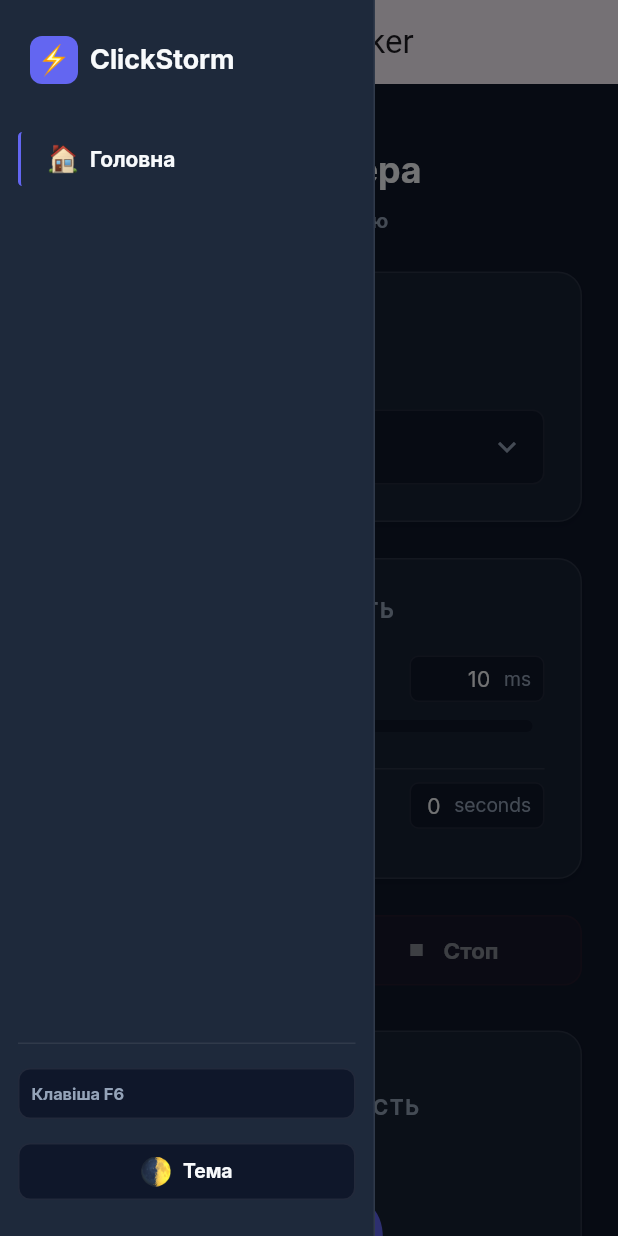
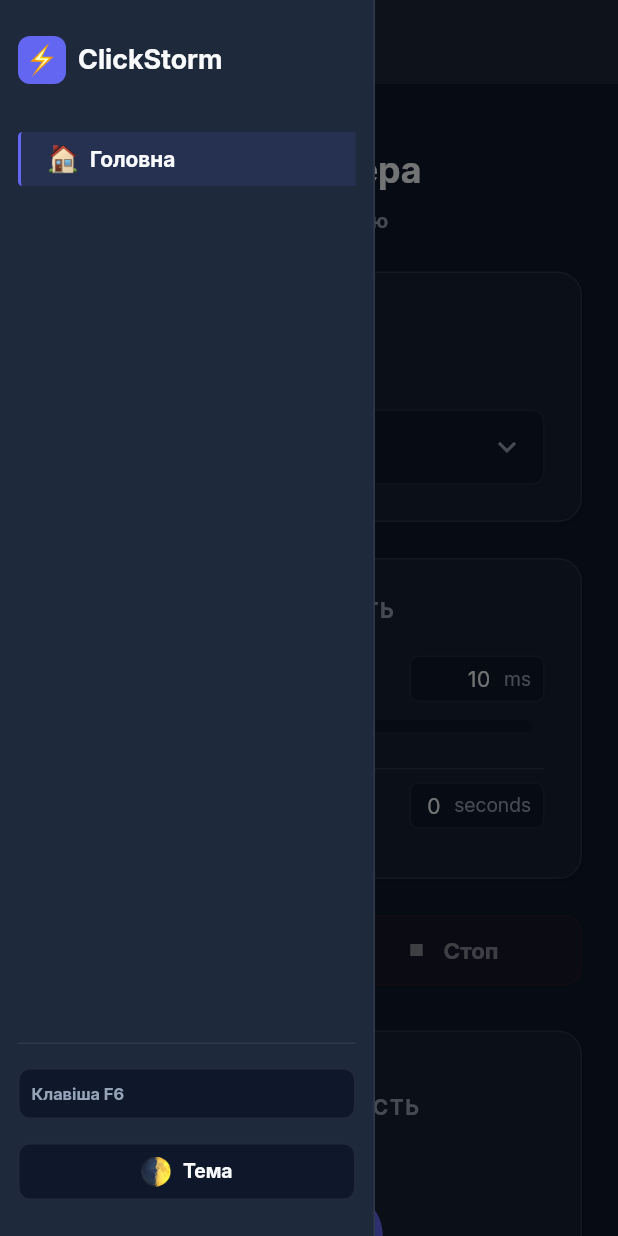
Before and after one commit to gitCode5345/desktop_auto_clicker, a Flutter app: the screen it shows after launch, with the side drawer open, on a phone screen of 412 x 824 dp. Run offline on Flutter 3.47's test engine with Material 3 defaults, Android fonts, the phone set to English and light mode, and no system bars; our stand-ins replace equatable, flutter_bloc, get_it; missing offline and left inert: dart:ffi, hotkey_manager.

Commit message:
KAN-41: refactoring widget hierarchy (#30)

```diff
--- a/lib/src/core/constants/dimensions.dart
+++ b/lib/src/core/constants/dimensions.dart
@@ -1,4 +1,5 @@
 const double smallDesktopWidth = 680.0;
+const double largeDesktopBreakpoint = 992.0;
 const double sideBarWidth = 250.0;
 const double mainContentMaxWidth = 1200.0;
 const double maxBarHeight = 60.0;
--- /dev/null
+++ b/lib/src/features/main_page/presentation/models/navigation_destination_item_model.dart
@@ -0,0 +1,13 @@
+import 'package:flutter/widgets.dart';
+
+class NavigationDestinationItem {
+  final String title;
+  final String icon;
+  final Widget page;
+
+  const NavigationDestinationItem({
+    required this.title,
+    required this.icon,
+    required this.page,
+  });
+}
--- a/lib/src/features/main_page/presentation/widgets/large_desktop_body.dart
+++ /dev/null
@@ -1,22 +0,0 @@
-import 'package:desktop_auto_clicker/src/features/main_page/presentation/widgets/main_content_widget.dart';
-import 'package:desktop_auto_clicker/src/features/main_page/presentation/widgets/sidebar_widget.dart';
-import 'package:flutter/material.dart';
-
-class LargeDesktopBody extends StatelessWidget {
-  const LargeDesktopBody({super.key});
-
-  @override
-  Widget build(BuildContext context) {
-    return Scaffold(
-      body: Row(
-        crossAxisAlignment: CrossAxisAlignment.stretch,
-        children: [
-          SidebarWidget(),
-          Expanded(
-            child: MainContentWidget()
-          ),
-        ],
-      ),
-    );
-  }
-}
--- a/lib/src/features/main_page/presentation/widgets/nav_item_widget.dart
+++ b/lib/src/features/main_page/presentation/widgets/nav_item_widget.dart
@@ -6,21 +6,31 @@
   final String title;
   final String icon;
   final bool isActive;
+  final VoidCallback? onTap;
 
   const NavItemWidget({
     required this.title,
     required this.icon,
     this.isActive = false,
+    this.onTap,
     super.key
   });
 
   @override
   Widget build(BuildContext context) {
-    final borderColor = AppColor.accent;
+    final borderColor = isActive ? AppColor.accent : AppColor.border;
+    final backgroundColor = isActive
+        ? AppColor.accent.withValues(alpha: 0.12)
+        : Colors.transparent;
+    final textColor = isActive ? AppColor.textMain : AppColor.textMuted;
 
-    return GestureDetector(
+    return MouseRegion(
+      cursor: SystemMouseCursors.click,
+      child: GestureDetector(
+        onTap: onTap,
         child: Container(
           decoration: BoxDecoration(
+            color: backgroundColor,
             border: Border(
               left: BorderSide(
                 color: borderColor,
@@ -45,8 +55,13 @@
                 height: 20,
               ),
               const SizedBox(width: 8),
-            InterTextWidget(data: title)
+              InterTextWidget(
+                data: title,
+                color: textColor,
+                fontWeight: isActive ? FontWeight.w700 : FontWeight.w500,
+              )
             ],
+          ),
         ),
       ),
     );
--- a/lib/src/features/main_page/presentation/widgets/responsive_layout_widget.dart
+++ b/lib/src/features/main_page/presentation/widgets/responsive_layout_widget.dart
@@ -1,20 +1,84 @@
+import 'package:desktop_auto_clicker/src/core/constants/app_images.dart';
 import 'package:desktop_auto_clicker/src/core/constants/dimensions.dart';
-import 'package:desktop_auto_clicker/src/features/main_page/presentation/widgets/large_desktop_body.dart';
-import 'package:desktop_auto_clicker/src/features/main_page/presentation/widgets/small_desktop_body.dart';
+import 'package:desktop_auto_clicker/src/core/themes/app_color.dart';
+import 'package:desktop_auto_clicker/src/features/main_page/presentation/widgets/main_content_widget.dart';
+import 'package:desktop_auto_clicker/src/features/main_page/presentation/models/navigation_destination_item_model.dart';
+import 'package:desktop_auto_clicker/src/features/main_page/presentation/widgets/sidebar_widget.dart';
 import 'package:flutter/material.dart';
 
-class ResponsiveLayoutWidget extends StatelessWidget {
+class ResponsiveLayoutWidget extends StatefulWidget {
   const ResponsiveLayoutWidget({super.key});
+
+  @override
+  State<ResponsiveLayoutWidget> createState() => _ResponsiveLayoutWidgetState();
+}
+
+class _ResponsiveLayoutWidgetState extends State<ResponsiveLayoutWidget> {
+  late final List<NavigationDestinationItem> _destinations = const [
+    NavigationDestinationItem(
+      title: 'Головна',
+      icon: AppImages.home,
+      page: MainContentWidget(),
+    ),
+  ];
+
+  int _selectedIndex = 0;
+
+  void _selectDestination(int index) {
+    if (index == _selectedIndex) {
+      return;
+    }
+
+    setState(() {
+      _selectedIndex = index;
+    });
+  }
 
   @override
   Widget build(BuildContext context) {
     return LayoutBuilder(
-      builder: (context, constrained) {
-        if (constrained.maxWidth < smallDesktopWidth) {
-          return const SmallDesktopBody();
-        } else {
-          return const LargeDesktopBody();
-        }
+      builder: (context, constraints) {
+        final isDesktop = constraints.maxWidth >= largeDesktopBreakpoint;
+        final currentPage = IndexedStack(
+          index: _selectedIndex,
+          children: _destinations.map((destination) => destination.page).toList(),
+        );
+
+        return Scaffold(
+          backgroundColor: AppColor.windowBg,
+          appBar: isDesktop
+              ? null
+              : AppBar(
+                  backgroundColor: AppColor.sidebarBg,
+                  foregroundColor: AppColor.textMain,
+                  title: const Text('ClickStorm'),
+                ),
+          drawer: isDesktop
+              ? null
+              : SidebarWidget(
+                  destinations: _destinations,
+                  selectedIndex: _selectedIndex,
+                  onDestinationSelected: (index) {
+                    _selectDestination(index);
+                    if (Navigator.of(context).canPop()) {
+                      Navigator.of(context).pop();
+                    }
+                  },
+                ),
+          body: isDesktop
+              ? Row(
+                  crossAxisAlignment: CrossAxisAlignment.stretch,
+                  children: [
+                    SidebarWidget(
+                      destinations: _destinations,
+                      selectedIndex: _selectedIndex,
+                      onDestinationSelected: _selectDestination,
+                    ),
+                    Expanded(child: currentPage),
+                  ],
+                )
+              : currentPage,
+        );
       },
     );
   }
--- a/lib/src/features/main_page/presentation/widgets/sidebar_widget.dart
+++ b/lib/src/features/main_page/presentation/widgets/sidebar_widget.dart
@@ -3,12 +3,22 @@
 import 'package:desktop_auto_clicker/src/core/themes/app_color.dart';
 import 'package:desktop_auto_clicker/src/features/main_page/presentation/widgets/info_container_widget.dart';
 import 'package:desktop_auto_clicker/src/features/main_page/presentation/widgets/nav_item_widget.dart';
+import 'package:desktop_auto_clicker/src/features/main_page/presentation/models/navigation_destination_item_model.dart';
 import 'package:desktop_auto_clicker/src/features/main_page/presentation/widgets/inter_text_widget.dart';
 import 'package:desktop_auto_clicker/src/features/main_page/presentation/widgets/tappable_container_widget.dart';
 import 'package:flutter/material.dart';
 
 class SidebarWidget extends StatelessWidget {
-  const SidebarWidget({super.key});
+  final List<NavigationDestinationItem> destinations;
+  final int selectedIndex;
+  final ValueChanged<int> onDestinationSelected;
+
+  const SidebarWidget({
+    required this.destinations,
+    required this.selectedIndex,
+    required this.onDestinationSelected,
+    super.key
+  });
 
   @override
   Widget build(BuildContext context) {
@@ -28,16 +38,13 @@
           ),
         ),
       ),
-      padding: const EdgeInsets.symmetric(
-        vertical: 24,
-        horizontal: 12
-      ),
+      padding: const EdgeInsets.symmetric(vertical: 24, horizontal: 12),
       child: Column(
         crossAxisAlignment: CrossAxisAlignment.start,
         children: [
+          const SizedBox(width: 8),
           Row(
             children: [
-              const SizedBox(width: 8),
               Container(
                 width: 32,
                 height: 32,
@@ -45,30 +52,36 @@
                   color: accentColor,
                   borderRadius: BorderRadius.circular(8),
                 ),
-                padding: EdgeInsets.all(5.0),
-                child: Image.asset(
-                  AppImages.logo,
-                )
+                padding: const EdgeInsets.all(5.0),
+                child: Image.asset(AppImages.logo),
               ),
               const SizedBox(width: 8),
-              InterTextWidget(
+              const InterTextWidget(
                 data: 'ClickStorm',
                 fontSize: 18.0,
-              )
+              ),
             ],
           ),
           const SizedBox(height: 32),
           Expanded(
             child: Column(
               crossAxisAlignment: CrossAxisAlignment.start,
+              mainAxisAlignment: MainAxisAlignment.spaceBetween,
               children: [
-                // TODO: make enum for nav items
+                Column(
+                  crossAxisAlignment: CrossAxisAlignment.start,
+                  children: [
+                    for (var index = 0; index < destinations.length; index++) ...[
                       NavItemWidget(
-                  title: 'Головна',
-                  icon: AppImages.home,
+                        title: destinations[index].title,
+                        icon: destinations[index].icon,
+                        isActive: index == selectedIndex,
+                        onTap: () => onDestinationSelected(index),
                       ),
+                      if (index != destinations.length - 1)
+                        const SizedBox(height: 8),
                     ],
-            ),
+                  ],
                 ),
                 Container(
                   width: double.infinity,
@@ -81,12 +94,12 @@
                       ),
                     ),
                   ),
-            padding: EdgeInsets.only(top: 16),
+                  padding: const EdgeInsets.only(top: 16),
                   child: Column(
                     crossAxisAlignment: CrossAxisAlignment.start,
                     children: [
                       InfoContainerWidget(
-                  padding: EdgeInsets.all(8.0),
+                        padding: const EdgeInsets.all(8.0),
                         child: InterTextWidget(
                           data: 'Клавіша F6',
                           fontSize: 11,
@@ -96,7 +109,7 @@
                       const SizedBox(height: 16),
                       TappableContainerWidget(
                         onTap: () => debugPrint('Toggle theme'),
-                  padding: EdgeInsets.all(8.0),
+                        padding: const EdgeInsets.all(8.0),
                         child: Row(
                           mainAxisAlignment: MainAxisAlignment.center,
                           children: [
@@ -115,7 +128,10 @@
                       ),
                     ],
                   ),
-          )
+                ),
+              ],
+            ),
+          ),
         ],
       ),
     );
--- a/lib/src/features/main_page/presentation/widgets/small_desktop_body.dart
+++ /dev/null
@@ -1,20 +0,0 @@
-import 'package:desktop_auto_clicker/src/core/themes/app_color.dart';
-import 'package:desktop_auto_clicker/src/features/main_page/presentation/widgets/main_content_widget.dart';
-import 'package:desktop_auto_clicker/src/features/main_page/presentation/widgets/sidebar_widget.dart';
-import 'package:flutter/material.dart';
-
-class SmallDesktopBody extends StatelessWidget {
-  const SmallDesktopBody({super.key});
-
-  @override
-  Widget build(BuildContext context) {
-    return Scaffold(
-      appBar: AppBar(
-        title: const Text('Desktop Auto Clicker'),
-      ),
-      backgroundColor: AppColor.windowBg,
-      drawer: SidebarWidget(),
-      body: MainContentWidget(),
-    );
-  }
-}
```
Lines whose indentation alone changed are shown as unchanged.
